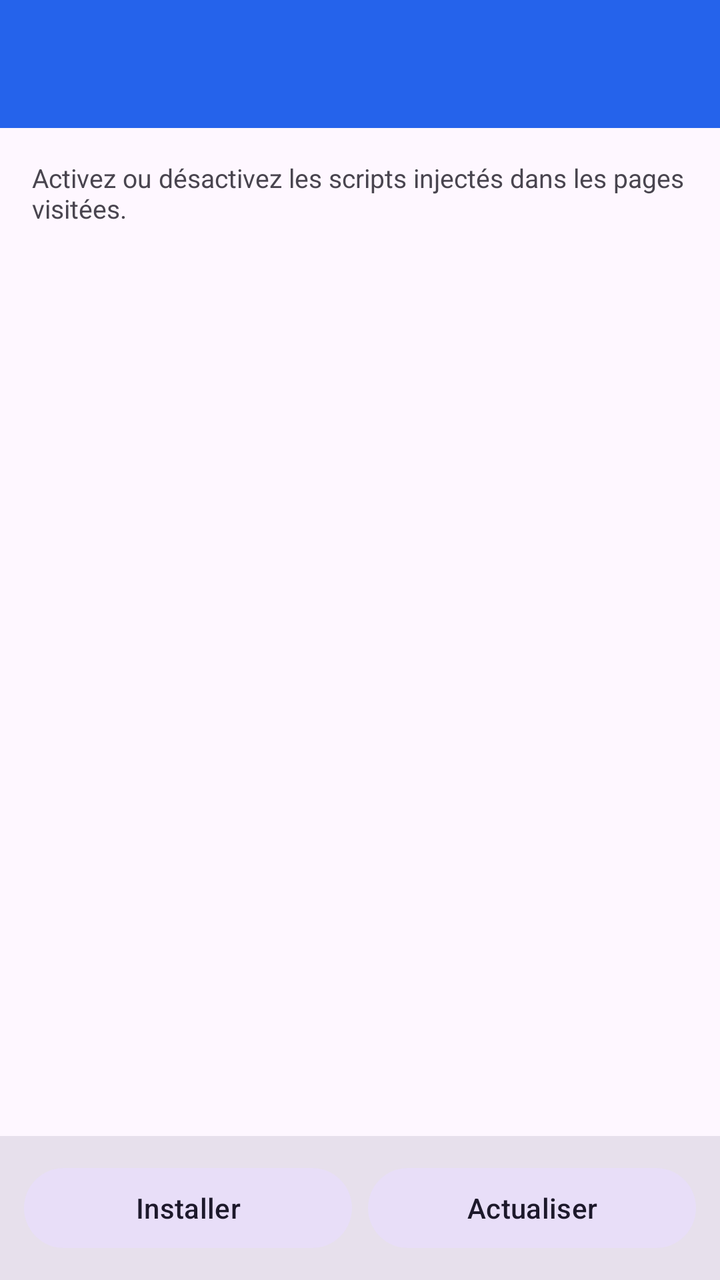
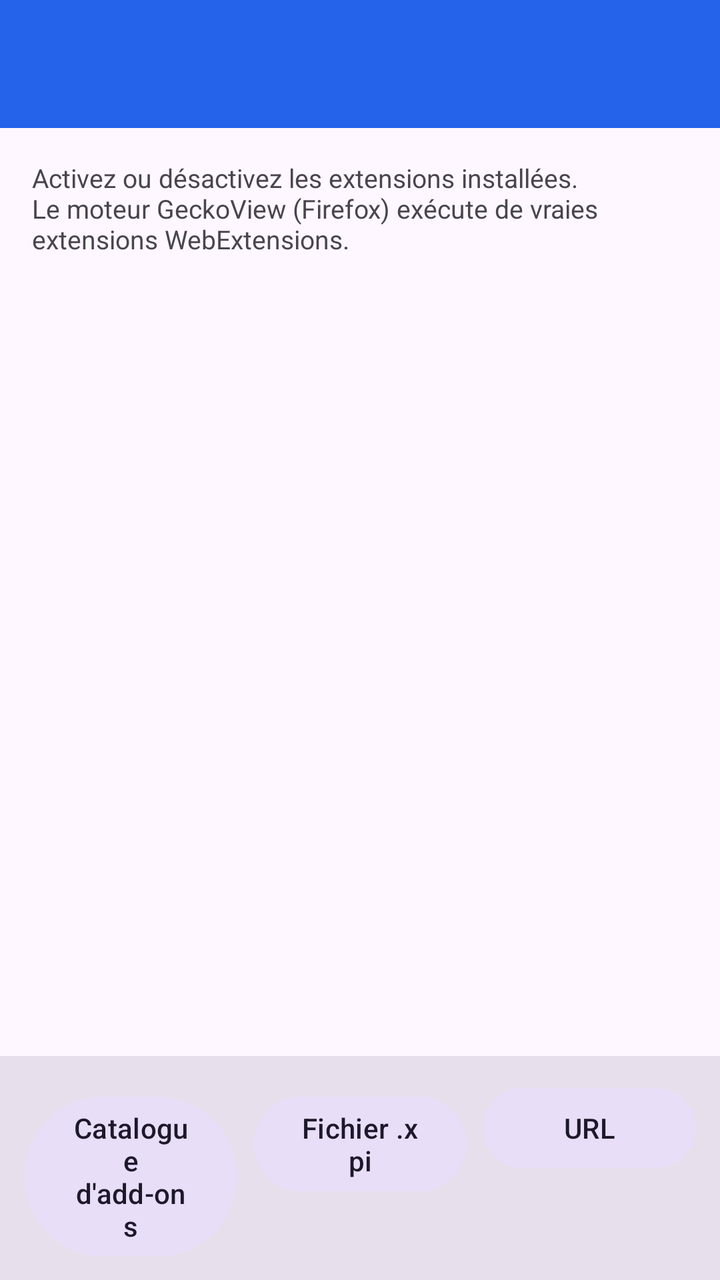

The first picture is an Android layout as it rendered before a commit; the second is the same layout after the commit. The layout source and the unified diff follow.
<!-- AndroidManifest.xml: application theme Theme.Plimb -->
<!-- res/layout/activity_extensions.xml -->
<?xml version="1.0" encoding="utf-8"?>
<LinearLayout xmlns:android="http://schemas.android.com/apk/res/android"
    android:layout_width="match_parent"
    android:layout_height="match_parent"
    android:orientation="vertical">

    <com.google.android.material.appbar.MaterialToolbar
        android:id="@+id/extensions_toolbar"
        style="@style/Widget.Plimb.Toolbar"
        android:background="?attr/colorPrimary" />

    <TextView
        android:id="@+id/extensions_intro"
        android:layout_width="match_parent"
        android:layout_height="wrap_content"
        android:padding="16dp"
        android:text="@string/extensions_intro"
        android:textColor="?attr/colorOnSurfaceVariant"
        android:textSize="13sp" />

    <androidx.recyclerview.widget.RecyclerView
        android:id="@+id/extensions_recycler"
        android:layout_width="match_parent"
        android:layout_height="0dp"
        android:layout_weight="1"
        android:clipToPadding="false"
        android:padding="4dp" />

    <LinearLayout
        android:layout_width="match_parent"
        android:layout_height="wrap_content"
        android:background="?attr/colorSurfaceVariant"
        android:orientation="horizontal"
        android:padding="12dp">

        <com.google.android.material.button.MaterialButton
            android:id="@+id/extensions_install"
            style="@style/Widget.Material3.Button.TonalButton"
            android:layout_width="0dp"
            android:layout_height="wrap_content"
            android:layout_weight="1"
            android:text="@string/ext_install_action" />

        <com.google.android.material.button.MaterialButton
            android:id="@+id/extensions_refresh"
            style="@style/Widget.Material3.Button.TonalButton"
            android:layout_width="0dp"
            android:layout_height="wrap_content"
            android:layout_marginStart="8dp"
            android:layout_weight="1"
            android:text="@string/ext_refresh" />
    </LinearLayout>
</LinearLayout>
<!-- resources referenced by this layout -->
<resources>
  <string name="ext_install_action">Installer</string>
  <string name="ext_refresh">Actualiser</string>
  <string name="extensions_intro">Activez ou désactivez les scripts injectés dans les pages visitées.</string>
  <style name="Widget.Plimb.Toolbar" parent="Widget.Material3.Toolbar">
          <item name="android:layout_width">match_parent</item>
          <item name="android:layout_height">?attr/actionBarSize</item>
          <item name="titleTextColor">@color/white</item>
      </style>
  <style name="Theme.Plimb" parent="Theme.Material3.DayNight.NoActionBar">
          <item name="colorPrimary">@color/plimb_blue</item>
          <item name="colorOnPrimary">@color/white</item>
          <item name="colorSecondary">@color/plimb_orange</item>
          <item name="android:statusBarColor">?attr/colorPrimary</item>
          <item name="android:navigationBarColor">?attr/colorPrimary</item>
      </style>
  <color name="white">#ffffff</color>
  <color name="plimb_blue">#2563eb</color>
  <color name="plimb_orange">#f97316</color>
</resources>

<!-- the commit's change to res/layout/activity_extensions.xml (unified diff, before → after) -->
@@ -34,20 +34,29 @@
         android:padding="12dp">
 
         <com.google.android.material.button.MaterialButton
-            android:id="@+id/extensions_install"
+            android:id="@+id/extensions_store"
             style="@style/Widget.Material3.Button.TonalButton"
             android:layout_width="0dp"
             android:layout_height="wrap_content"
             android:layout_weight="1"
-            android:text="@string/ext_install_action" />
+            android:text="@string/ext_store" />
 
         <com.google.android.material.button.MaterialButton
-            android:id="@+id/extensions_refresh"
+            android:id="@+id/extensions_install_file"
             style="@style/Widget.Material3.Button.TonalButton"
             android:layout_width="0dp"
             android:layout_height="wrap_content"
             android:layout_marginStart="8dp"
             android:layout_weight="1"
-            android:text="@string/ext_refresh" />
+            android:text="@string/ext_install_file" />
+
+        <com.google.android.material.button.MaterialButton
+            android:id="@+id/extensions_install_url"
+            style="@style/Widget.Material3.Button.TonalButton"
+            android:layout_width="0dp"
+            android:layout_height="wrap_content"
+            android:layout_marginStart="8dp"
+            android:layout_weight="1"
+            android:text="@string/ext_install_url" />
     </LinearLayout>
 </LinearLayout>
<!-- resource entries referenced after the edit -->
@@ -1,8 +1,9 @@
 <!-- resources referenced by this layout -->
 <resources>
-  <string name="ext_install_action">Installer</string>
-  <string name="ext_refresh">Actualiser</string>
-  <string name="extensions_intro">Activez ou désactivez les scripts injectés dans les pages visitées.</string>
+  <string name="ext_install_file">Fichier .xpi</string>
+  <string name="ext_install_url">URL</string>
+  <string name="ext_store">Catalogue d\'add-ons</string>
+  <string name="extensions_intro">Activez ou désactivez les extensions installées. Le moteur GeckoView (Firefox) exécute de vraies extensions WebExtensions.</string>
   <style name="Widget.Plimb.Toolbar" parent="Widget.Material3.Toolbar">
           <item name="android:layout_width">match_parent</item>
           <item name="android:layout_height">?attr/actionBarSize</item>
